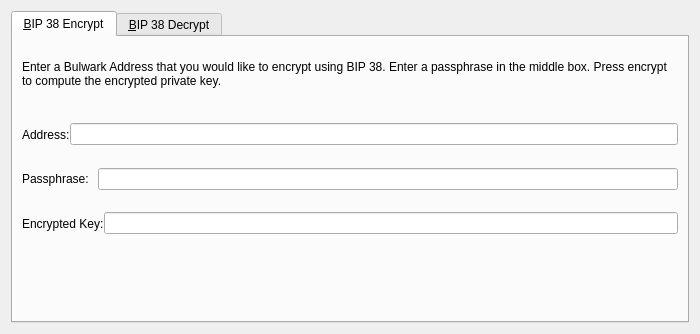
Old version of the form src/qt/forms/bip38tooldialog.ui in the repository TUSC-Develop/Bulwark.
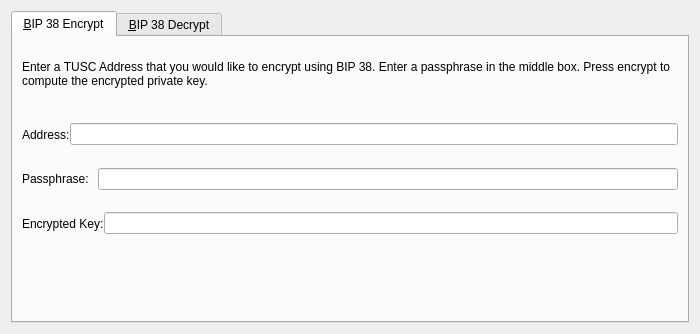
New version of the form. The open tabs and pages were chosen to show the change. Icons and pictures are not drawn. Custom widgets are drawn as their Qt base class.

Patch:
```diff
--- a/src/qt/forms/bip38tooldialog.ui
+++ b/src/qt/forms/bip38tooldialog.ui
@@ -30,7 +30,7 @@
        <item>
         <widget class="QLabel" name="infoLabel_ENC">
          <property name="text">
-          <string>Enter a Bulwark Address that you would like to encrypt using BIP 38. Enter a passphrase in the middle box. Press encrypt to compute the encrypted private key.</string>
+          <string>Enter a TUSC Address that you would like to encrypt using BIP 38. Enter a passphrase in the middle box. Press encrypt to compute the encrypted private key.</string>
          </property>
          <property name="textFormat">
           <enum>Qt::PlainText</enum>
```
Left out of the diff: 24 changed lines with no effect on the pictures.
